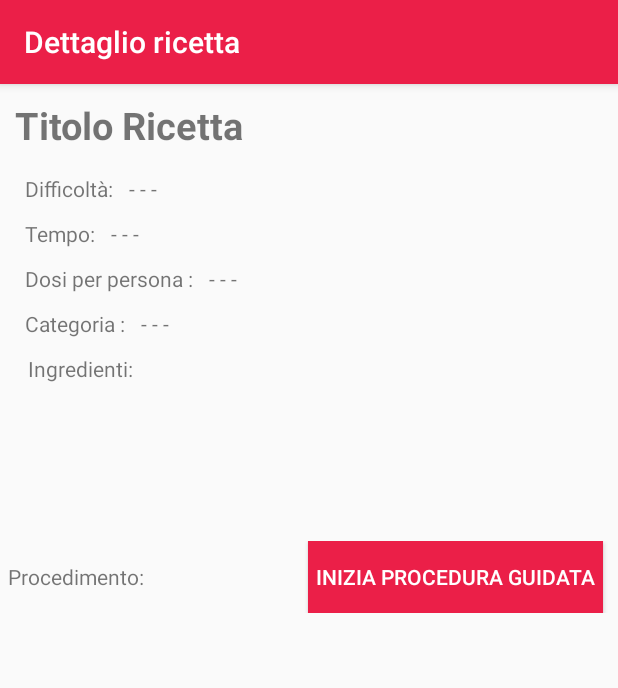
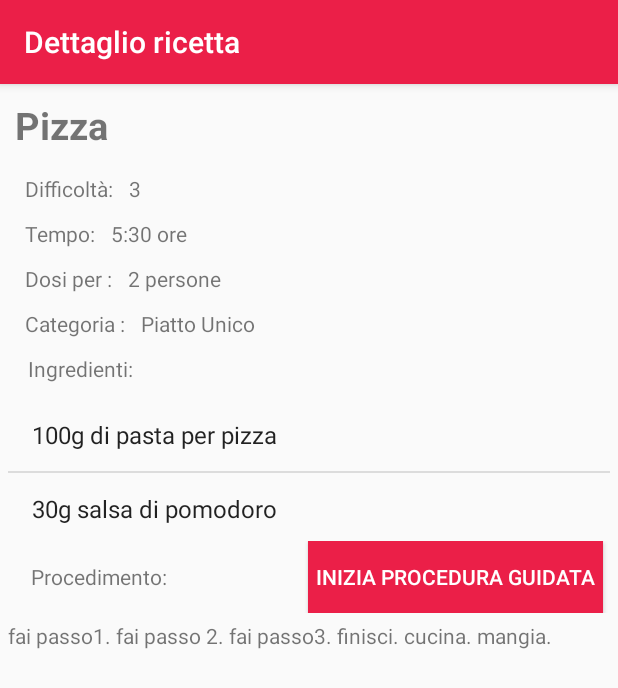
Before and after one commit to Bat95/ProgettoMobile, an Android app: the fragment RecipeDetail shown on its own in the app's theme, on a phone screen of 412 x 824 dp. Shown: the top 688 px of the screen. Run offline under Robolectric (Android 15) with nearby library versions, the phone set to English and light mode, and no system bars.

Commit message:
non ricordo più...qualche cambiamento importante immagino...sono stanca

```diff
--- a/app/src/main/java/com/myrecipebook/myrecipebook/MainActivity.java
+++ b/app/src/main/java/com/myrecipebook/myrecipebook/MainActivity.java
@@ -84,7 +84,8 @@ public class MainActivity extends AppCompatActivity
                 fragment = new Allergies();
                 break;
             case R.id.nav_help:
-                fragment = new Help();
+                //fragment = new Help();
+                fragment = new RecipeDetail();
                 break;
             case R.id.provatts:
                 final Intent i = new Intent(this,ProvaTTS.class);
--- a/app/src/main/java/com/myrecipebook/myrecipebook/RecipeDetail.java
+++ b/app/src/main/java/com/myrecipebook/myrecipebook/RecipeDetail.java
@@ -1,11 +1,18 @@
 package com.myrecipebook.myrecipebook;
 
+import android.app.Dialog;
+import android.app.ProgressDialog;
 import android.graphics.Bitmap;
 import android.graphics.BitmapFactory;
+import android.graphics.Color;
+import android.graphics.drawable.ColorDrawable;
 import android.os.AsyncTask;
 import android.os.Bundle;
+import android.support.annotation.IntegerRes;
 import android.support.annotation.Nullable;
+import android.support.v4.app.DialogFragment;
 import android.support.v4.app.Fragment;
+import android.support.v4.app.FragmentManager;
 import android.util.Log;
 import android.view.LayoutInflater;
 import android.view.View;
@@ -23,6 +30,12 @@ import java.io.InputStream;
  */
 
 public class RecipeDetail extends Fragment {
+    @Nullable
+    @Override
+    public View onCreateView(LayoutInflater inflater, @Nullable ViewGroup container, @Nullable Bundle savedInstanceState) {
+        return inflater.inflate(R.layout.recipe_details, container, false);
+    }
+
     @Override
     public void onViewCreated(View view, @Nullable Bundle savedInstanceState) {
         super.onViewCreated(view, savedInstanceState);
@@ -30,6 +43,17 @@ public class RecipeDetail extends Fragment {
 
         Recipe detailRecipe = new Recipe();
 
+        // fake info
+        detailRecipe.Name = "Pizza";
+        detailRecipe.Category = 5;
+        detailRecipe.Difficulty = 3;
+        detailRecipe.Duration = 330;
+        detailRecipe.DosePerPerson = 2;
+        detailRecipe.Ingredients = new String[]{"100g di pasta per pizza", "30g salsa di pomodoro"};
+        detailRecipe.MainPic = "https://upload.wikimedia.org/wikipedia/commons/a/a3/Eq_it-na_pizza-margherita_sep2005_sml.jpg";
+        detailRecipe.Steps = new String[] {"fai passo1.", "fai passo 2.", "fai passo3.", "finisci.", "cucina.", "mangia."};
+
+        TextView titleRecipeLabel = (TextView) view.findViewById(R.id.titoloRicettaDettaglio);
         TextView difficultyLabel = (TextView) view.findViewById(R.id.difficulty_value);
         TextView timeLabel = (TextView) view.findViewById(R.id.time_value);
         TextView doseLabel = (TextView) view.findViewById(R.id.dose_value);
@@ -39,12 +63,35 @@ public class RecipeDetail extends Fragment {
 
         ListView listIngred = (ListView) view.findViewById(R.id.list_ingredients);
 
+        //recipe title
+        titleRecipeLabel.setText(detailRecipe.Name);
 
+        //difficulty
+        difficultyLabel.setText(Integer.toString(detailRecipe.Difficulty));
 
-        difficultyLabel.setText(detailRecipe.Difficulty);
-        timeLabel.setText(detailRecipe.Duration);
-        doseLabel.setText(detailRecipe.DosePerPerson);
-        categoryLabel.setText(detailRecipe.Category);
+        //time
+        int hours = detailRecipe.Duration / 60;
+        int minutes = detailRecipe.Duration % 60;
+        if (hours <= 0) timeLabel.setText(Integer.toString(minutes) + " minuti");
+        else timeLabel.setText(Integer.toString(hours) + ":" + Integer.toString(minutes) + " ore");
+
+        // dose per person
+        if (detailRecipe.DosePerPerson == 1) doseLabel.setText(Integer.toString(detailRecipe.DosePerPerson) + " persona");
+        else doseLabel.setText(Integer.toString(detailRecipe.DosePerPerson) + " persone");
+
+        //category check
+        switch (detailRecipe.Category) {
+            case 1 : categoryLabel.setText("Antipasti");
+                break;
+            case 2: categoryLabel.setText("Primi piatti");
+                break;
+            case 3 : categoryLabel.setText("Secondi piatti");
+                break;
+            case 4 : categoryLabel.setText("Dolci");
+                break;
+            case 5 : categoryLabel.setText("Piatto Unico");
+                break;
+        }
 
         listIngred.setAdapter(new ArrayAdapter<>(getContext(), android.R.layout.simple_list_item_1, detailRecipe.Ingredients));
 
@@ -53,14 +100,9 @@ public class RecipeDetail extends Fragment {
             stepsLabel.append(" ");
         }
 
+        //loading image
         new DownloadImageTask(imageRecipe).execute(detailRecipe.MainPic);
 
-    }
-
-    @Nullable
-    @Override
-    public View onCreateView(LayoutInflater inflater, @Nullable ViewGroup container, @Nullable Bundle savedInstanceState) {
-        return inflater.inflate(R.layout.recipe_details, container, false);
     }
 }
 
--- a/app/src/main/res/layout/recipe_details.xml
+++ b/app/src/main/res/layout/recipe_details.xml
@@ -27,6 +27,8 @@
             android:contentDescription="@string/immagine_ricetta"
             android:maxHeight="200dp"
             android:maxWidth="200dp"
+            android:minHeight="200dp"
+            android:minWidth="200dp"
             app:srcCompat="@drawable/image_not_available"
             android:padding="5dp" />
 
@@ -147,6 +149,7 @@
             android:layout_height="wrap_content"
             android:text="@string/detail_procedure"
             android:padding="5dp"
+            android:layout_marginStart="15dp"
             android:layout_centerVertical="true"/>
 
         <Button
--- a/app/src/main/res/values/strings.xml
+++ b/app/src/main/res/values/strings.xml
@@ -29,7 +29,7 @@
     <string name="RecipeTitleDetail">Titolo Ricetta</string>
     <string name="detail_difficulty">Difficoltà:</string>
     <string name="detail_time">Tempo:</string>
-    <string name="detail_dose">Dosi per persona :</string>
+    <string name="detail_dose">Dosi per :</string>
     <string name="detail_category">Categoria :</string>
     <string name="detail_ingredients">Ingredienti:</string>
     <string name="immagine_ricetta">Immagine ricetta</string>
```
Also changed, not shown: app/src/main/res/drawable/image_not_available.jpg.
